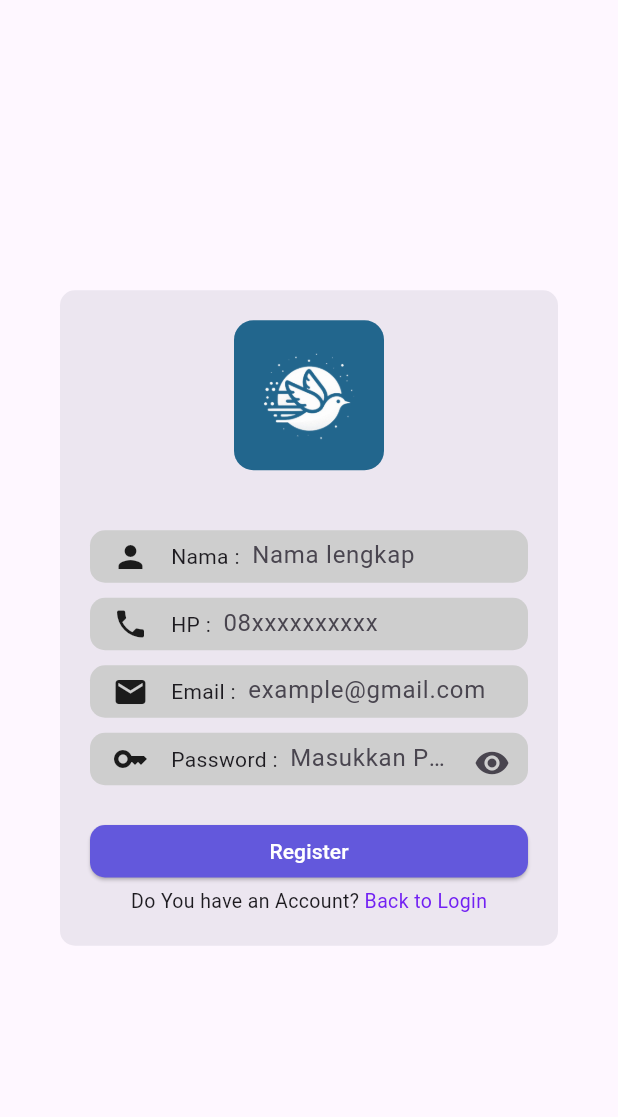
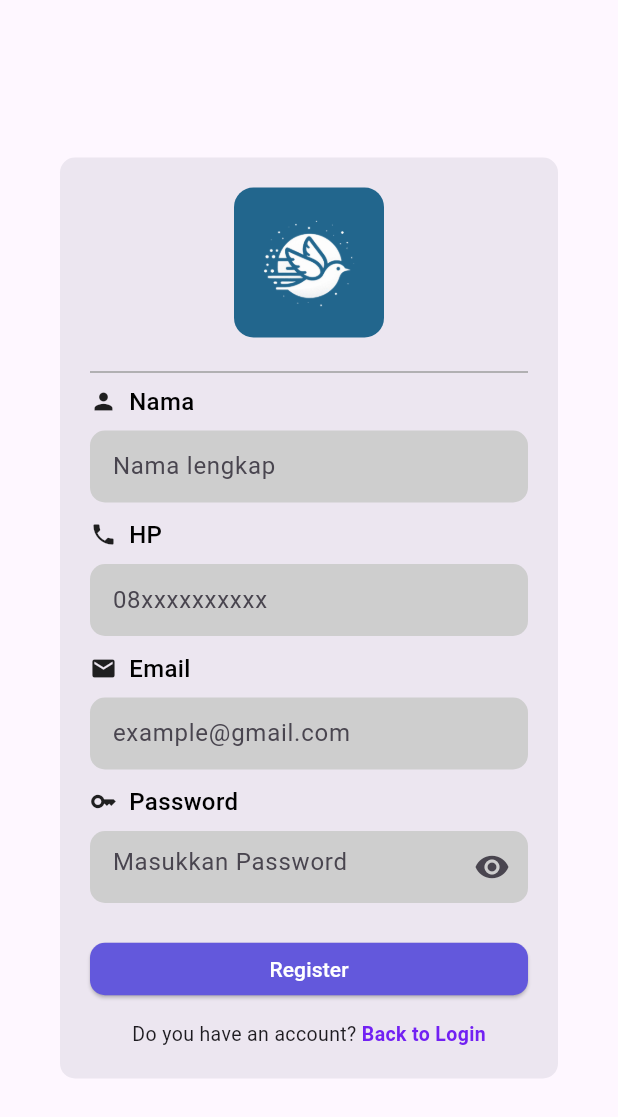
Before and after one commit to raiardia/Travel-Planner, a Flutter app: the Register widget shown alone on an empty page, opened directly, on a phone screen of 412 x 824 dp. Shown: the top 1117 px of the screen. Run offline on Flutter 3.47's test engine with Material 3 defaults, Android fonts, the light colour scheme and no system bars.

Commit message:
pembaruan pada halaman Login dan Register sesuai saran dan masukan pak Danan

```diff
--- a/Travel_Planner-main/lib/register.dart
+++ b/Travel_Planner-main/lib/register.dart
@@ -53,6 +53,7 @@ class _RegisterState extends State<Register> {
           child: Column(
             mainAxisSize: MainAxisSize.min,
             children: [
+              // Logo atau Gambar
               Container(
                 width: 100,
                 height: 100,
@@ -62,72 +63,48 @@ class _RegisterState extends State<Register> {
                 ),
                 child: Image.asset('assets/images/Frame 1.png'),
               ),
-              SizedBox(height: 40),
+              SizedBox(height: 15),
+              Divider(thickness: 1, color: Colors.grey),
+
+              // Input Fields
               buildInputField(
-                Icons.person,
-                'Nama :',
-                'Nama lengkap',
-                nameController,
+                icon: Icons.person,
+                label: 'Nama',
+                hintText: 'Nama lengkap',
+                controller: nameController,
               ),
               SizedBox(height: 10),
               buildInputField(
-                Icons.phone,
-                'HP :',
-                '08xxxxxxxxxx',
-                phoneController,
+                icon: Icons.phone,
+                label: 'HP',
+                hintText: '08xxxxxxxxxx',
+                controller: phoneController,
               ),
               SizedBox(height: 10),
               buildInputField(
-                Icons.email,
-                'Email :',
-                'example@gmail.com',
-                emailController,
+                icon: Icons.email,
+                label: 'Email',
+                hintText: 'example@gmail.com',
+                controller: emailController,
               ),
               SizedBox(height: 10),
-              Container(
-                width: double.infinity,
-                height: 35,
-                decoration: BoxDecoration(
-                  color: Color.fromARGB(255, 206, 206, 206),
-                  borderRadius: BorderRadius.circular(10),
-                ),
-                child: Row(
-                  children: [
-                    SizedBox(width: 15),
-                    Icon(Icons.key),
-                    SizedBox(width: 15),
-                    Text('Password :'),
-                    Expanded(
-                      child: TextField(
+              buildInputField(
+                icon: Icons.key,
+                label: 'Password',
+                hintText: 'Masukkan Password',
                 controller: passwordController,
+                isPassword: true,
                 obscureText: _obscureText,
-                        style: TextStyle(color: Colors.black, fontSize: 16),
-                        decoration: InputDecoration(
-                          hintText: 'Masukkan Password',
-                          border: InputBorder.none,
-                          contentPadding: EdgeInsets.symmetric(
-                            horizontal: 8,
-                            vertical: 9,
-                          ),
-                          suffixIcon: IconButton(
-                            onPressed: () {
+                toggleObscure: () {
                   setState(() {
                     _obscureText = !_obscureText;
                   });
                 },
-                            icon: Icon(
-                              _obscureText
-                                  ? Icons.visibility
-                                  : Icons.visibility_off,
               ),
-                          ),
-                        ),
-                      ),
-                    ),
-                  ],
-                ),
-              ),
+
               SizedBox(height: 20),
+
+              // Tombol Register
               ElevatedButton(
                 style: ElevatedButton.styleFrom(
                   backgroundColor: const Color.fromARGB(255, 99, 88, 220),
@@ -139,11 +116,15 @@ class _RegisterState extends State<Register> {
                 onPressed: registerUser,
                 child: Text('Register', style: TextStyle(color: Colors.white)),
               ),
+
+              SizedBox(height: 10),
+
+              // Link ke Login
               Row(
                 mainAxisAlignment: MainAxisAlignment.center,
                 children: [
                   Text(
-                    'Do You have an Account? ',
+                    'Do you have an account? ',
                     style: TextStyle(fontSize: 13),
                   ),
                   GestureDetector(
@@ -155,6 +136,7 @@ class _RegisterState extends State<Register> {
                       style: TextStyle(
                         color: const Color.fromARGB(255, 114, 33, 243),
                         fontSize: 13,
+                        fontWeight: FontWeight.bold,
                       ),
                     ),
                   ),
@@ -167,41 +149,67 @@ class _RegisterState extends State<Register> {
     );
   }
 
-  Widget buildInputField(
-    IconData icon,
-    String label,
-    String hintText,
-    TextEditingController controller,
-  ) {
-    return Container(
+  Widget buildInputField({
+    required IconData icon,
+    required String label,
+    required String hintText,
+    required TextEditingController controller,
+    bool isPassword = false,
+    bool obscureText = false,
+    VoidCallback? toggleObscure,
+  }) {
+    return Column(
+      crossAxisAlignment: CrossAxisAlignment.start,
+      children: [
+        Row(
+          children: [
+            Icon(icon, size: 18),
+            const SizedBox(width: 8),
+            Text(
+              label,
+              style: const TextStyle(
+                fontSize: 16,
+                fontWeight: FontWeight.w500,
+                color: Colors.black,
+              ),
+            ),
+          ],
+        ),
+        const SizedBox(height: 8),
+        Container(
           width: double.infinity,
-      height: 35,
           decoration: BoxDecoration(
-        color: Color.fromARGB(255, 206, 206, 206),
+            color: const Color.fromARGB(255, 206, 206, 206),
             borderRadius: BorderRadius.circular(10),
           ),
-      child: Row(
-        children: [
-          SizedBox(width: 15),
-          Icon(icon),
-          SizedBox(width: 15),
-          Text(label),
-          Expanded(
           child: TextField(
             controller: controller,
-              style: TextStyle(color: Colors.black, fontSize: 16),
+            obscureText: isPassword ? obscureText : false,
+            keyboardType:
+                isPassword
+                    ? TextInputType.visiblePassword
+                    : TextInputType.emailAddress,
+            style: const TextStyle(color: Colors.black, fontSize: 16),
             decoration: InputDecoration(
               hintText: hintText,
               border: InputBorder.none,
-                contentPadding: EdgeInsets.symmetric(
-                  horizontal: 8,
+              contentPadding: const EdgeInsets.symmetric(
+                horizontal: 15,
                 vertical: 9,
               ),
+              suffixIcon:
+                  isPassword && toggleObscure != null
+                      ? IconButton(
+                        onPressed: toggleObscure,
+                        icon: Icon(
+                          obscureText ? Icons.visibility : Icons.visibility_off,
+                        ),
+                      )
+                      : null,
             ),
           ),
         ),
       ],
-      ),
     );
   }
 }
```
Also changed, not shown: Travel_Planner-main/lib/login.dart (+51 -78 lines). Lines whose indentation alone changed are shown as unchanged.
